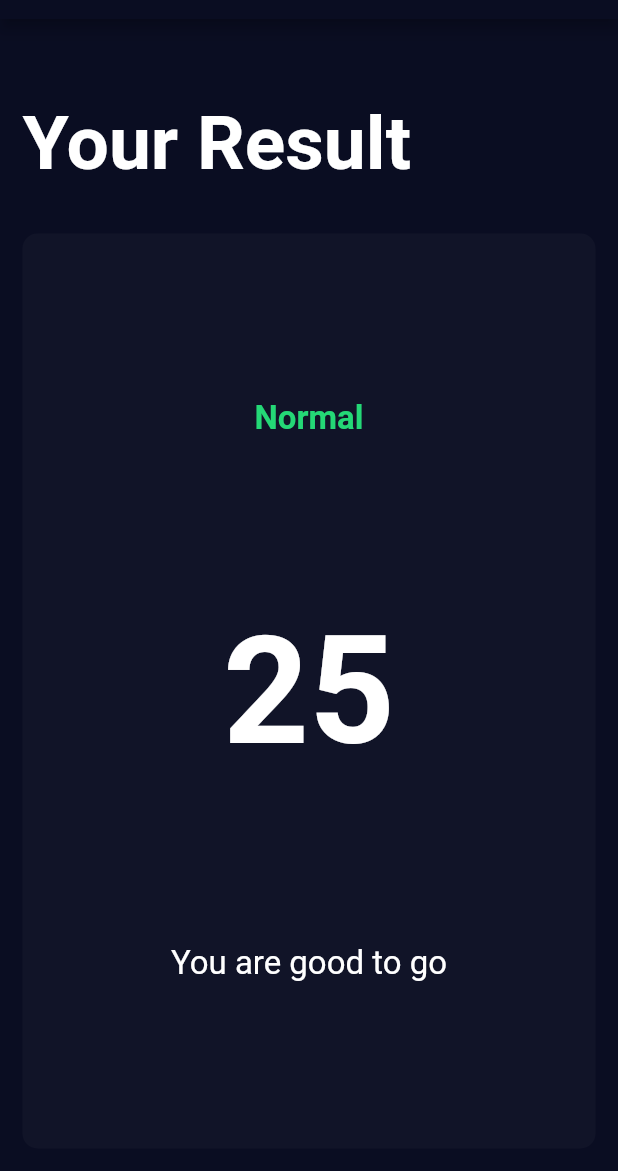
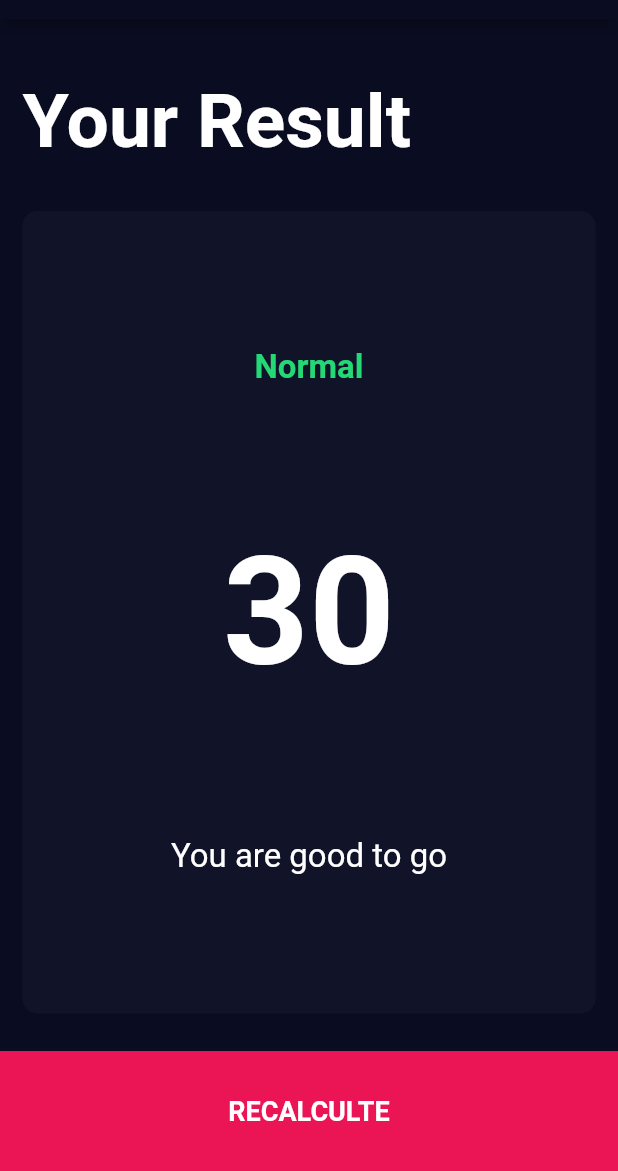
Before and after one commit to HeratUni-CS/bmi-calculator-AhmadErshad, a Flutter app: the screen it shows after launch, after a tap on "CALCULATE YOUR BMI", on a phone screen of 412 x 824 dp, the part 65-1236 px from its top. Run offline on Flutter 3.47's test engine with Material 2 defaults, Android fonts, the phone set to English and light mode, and no system bars; our stand-ins replace font_awesome_flutter.

Commit message:
third commit

```diff
--- a/lib/bottom_button.dart
+++ b/lib/components/bottom_button.dart
@@ -1,5 +1,5 @@
 import 'package:flutter/material.dart';
-import 'constants.dart';
+import '../constants.dart';
 // ignore: must_be_immutable
 class BottomButton extends StatelessWidget {
   void Function() onPressed;
--- a/lib/icon_content.dart
+++ b/lib/components/icon_content.dart
@@ -1,5 +1,5 @@
 import 'package:flutter/material.dart';
-import 'constants.dart';
+import '../constants.dart';
 
 class IconContent extends StatelessWidget {
  final IconData iconData;
--- a/lib/main.dart
+++ b/lib/main.dart
@@ -1,5 +1,5 @@
 import 'package:flutter/material.dart';
-import 'input_page.dart';
+import 'screens/input_page.dart';
 
 void main() => runApp(const BMICalculator());
 
--- a/lib/input_page.dart
+++ b/lib/screens/input_page.dart
@@ -2,12 +2,12 @@
 
 import 'package:flutter/material.dart';
 import 'package:font_awesome_flutter/font_awesome_flutter.dart';
-import 'icon_content.dart';
-import 'reuseable_widget.dart';
-import 'constants.dart';
+import '../components/icon_content.dart';
+import '../components/reuseable_widget.dart';
+import '../constants.dart';
 import 'result_page.dart';
-import 'bottom_button.dart';
-import 'round_icon_button.dart';
+import '../components/bottom_button.dart';
+import '../components/round_icon_button.dart';
 
 
   enum Gender{
@@ -201,7 +201,11 @@ class _InputPageState extends State<InputPage> {
             onPressed: () {
               Navigator.push(context,
               MaterialPageRoute(builder: (context) {
-                return const ResultsPage();
+                return ResultsPage(
+                  result: 'Normal',
+                  bmi: '30',
+                  interpretation: 'You are good to go',
+                );
               },
               ),
               );
--- a/lib/result_page.dart
+++ b/lib/screens/result_page.dart
@@ -1,9 +1,15 @@
 import 'package:bmi_starting/constants.dart';
-import 'package:bmi_starting/reuseable_widget.dart';
+import 'package:bmi_starting/components/reuseable_widget.dart';
 import 'package:flutter/material.dart';
+import '../components/bottom_button.dart';
 
+// ignore: must_be_immutable
 class ResultsPage extends StatelessWidget {
-  const ResultsPage({super.key});
+  String result;
+  String bmi;
+  String interpretation;
+
+  ResultsPage({super.key, required this.result, required this.bmi, required this.interpretation});
 
 
   @override
@@ -31,25 +37,32 @@ class ResultsPage extends StatelessWidget {
               child: Column(
                 mainAxisAlignment: MainAxisAlignment.spaceEvenly,
                 crossAxisAlignment: CrossAxisAlignment.stretch,
-                children: const [
+                children: [
                   Text(
-                    "Normal",
+                    result,
                     style: kResultTextStyle,
                     textAlign: TextAlign.center,
                   ),
                   Text(
-                    "25",
+                    bmi,
                     style: kBMITextStyle,
                     textAlign: TextAlign.center,
                   ),
                   Text(
-                    "You are good to go",
+                    interpretation,
                     textAlign: TextAlign.center,
                     style: kBodyTextStyle,
                   ),
                 ],
               )
-            ))
+            ),
+            ),
+            BottomButton(
+              onPressed: () {
+                Navigator.pop(context);
+              },
+              label: 'RECALCULTE',
+            ),
         ],
       ),
     );
```
Also changed, not shown: lib/components/reuseable_widget.dart (renamed from lib/reuseable_widget.dart), lib/components/round_icon_button.dart (renamed from lib/round_icon_button.dart).
